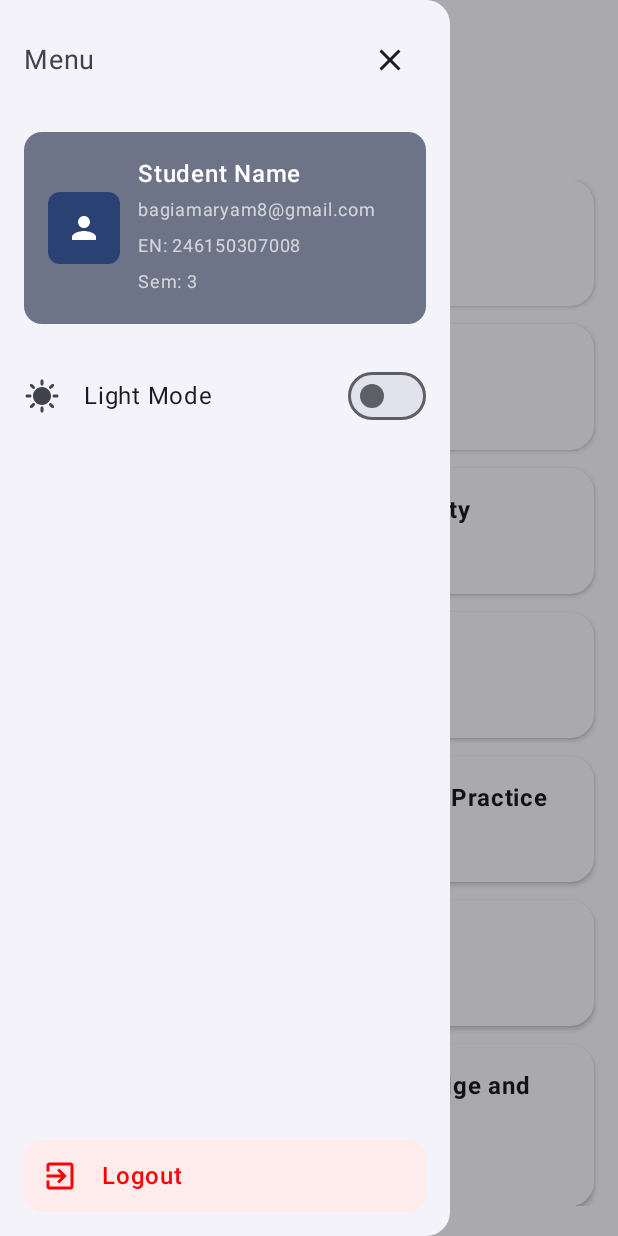
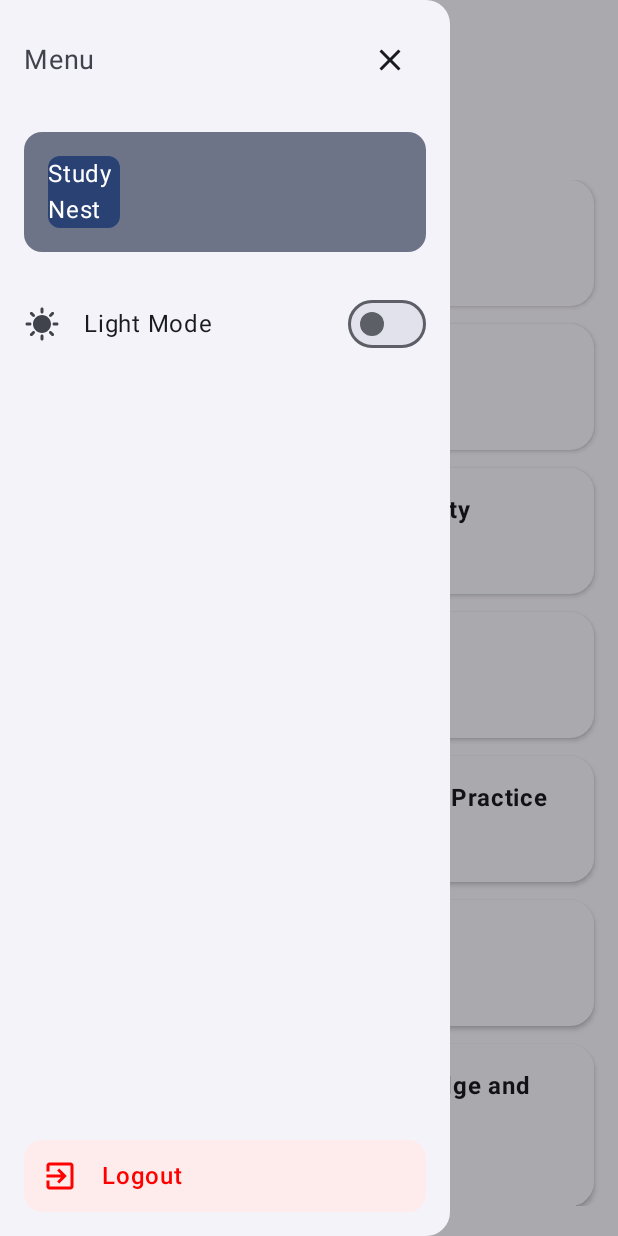
Before and after one commit to Maryam-Bagia/StudyNest, an Android app built with Jetpack Compose: the SignUpScreen screen opened through its navigation route, after a tap on "Menu", on a phone screen of 412 x 824 dp. Run offline under Robolectric (Android 15) with nearby library versions, the phone set to English and light mode, and no system bars; our stand-ins replace Firebase (no records; nobody signed in at launch, a user with empty details on screens opened directly), livedata-compose.

```diff
--- a/app/build.gradle.kts
+++ b/app/build.gradle.kts
@@ -54,6 +54,7 @@ dependencies {
     implementation(libs.androidx.navigation.compose)
     implementation(libs.firebase.auth)
     implementation(libs.androidx.compose.runtime.livedata)
+    implementation(libs.firebase.firestore.ktx)
     testImplementation(libs.junit)
     androidTestImplementation(libs.androidx.junit)
     androidTestImplementation(libs.androidx.espresso.core)
--- a/app/src/main/java/com/example/hackathonproject/ui/auth/SignUpScreen.kt
+++ b/app/src/main/java/com/example/hackathonproject/ui/auth/SignUpScreen.kt
@@ -4,40 +4,16 @@ import android.widget.Toast
 import androidx.compose.foundation.background
 import androidx.compose.foundation.interaction.MutableInteractionSource
 import androidx.compose.foundation.interaction.collectIsHoveredAsState
-import androidx.compose.foundation.layout.Box
-import androidx.compose.foundation.layout.Column
-import androidx.compose.foundation.layout.Row
-import androidx.compose.foundation.layout.Spacer
-import androidx.compose.foundation.layout.fillMaxSize
-import androidx.compose.foundation.layout.fillMaxWidth
-import androidx.compose.foundation.layout.height
-import androidx.compose.foundation.layout.padding
-import androidx.compose.foundation.layout.size
-import androidx.compose.foundation.layout.width
+import androidx.compose.foundation.layout.*
 import androidx.compose.foundation.rememberScrollState
 import androidx.compose.foundation.shape.RoundedCornerShape
-import androidx.compose.foundation.text.ClickableText
 import androidx.compose.foundation.verticalScroll
 import androidx.compose.material.icons.Icons
 import androidx.compose.material.icons.automirrored.filled.ArrowBack
 import androidx.compose.material.icons.filled.AccountCircle
-import androidx.compose.material3.Button
-import androidx.compose.material3.ButtonDefaults
-import androidx.compose.material3.Icon
-import androidx.compose.material3.IconButton
-import androidx.compose.material3.MaterialTheme
-import androidx.compose.material3.OutlinedTextField
-import androidx.compose.material3.Surface
-import androidx.compose.material3.Text
-import androidx.compose.material3.TextButton
-import androidx.compose.material3.TextFieldDefaults
-import androidx.compose.runtime.Composable
-import androidx.compose.runtime.LaunchedEffect
-import androidx.compose.runtime.getValue
+import androidx.compose.material3.*
+import androidx.compose.runtime.*
 import androidx.compose.runtime.livedata.observeAsState
-import androidx.compose.runtime.mutableStateOf
-import androidx.compose.runtime.remember
-import androidx.compose.runtime.setValue
 import androidx.compose.ui.Alignment
 import androidx.compose.ui.Modifier
 import androidx.compose.ui.graphics.Color
@@ -55,11 +31,11 @@ import com.example.hackathonproject.viewmodel.AuthViewModel
 
 
 @Composable
-fun SignUpScreen(modifier: Modifier = Modifier,navController: NavController, authViewModel: AuthViewModel) {
-    var password by remember { mutableStateOf("") }
+fun SignUpScreen(modifier: Modifier = Modifier, navController: NavController, authViewModel: AuthViewModel) {
+    var enrollmentNumber by remember { mutableStateOf("") }
     var fullName by remember { mutableStateOf("") }
     var email by remember { mutableStateOf("") }
-    var semester by remember { mutableStateOf("Semester 2") }
+    var semester by remember { mutableStateOf("Semester 3") }
 
     val interactionSource = remember { MutableInteractionSource() }
     val isHovered by interactionSource.collectIsHoveredAsState()
@@ -69,11 +45,14 @@ fun SignUpScreen(modifier: Modifier = Modifier,navController: NavController, aut
 
     LaunchedEffect(authState.value){
         when(authState.value){
-            is AuthState.Authenticated -> navController.navigate("home")
-            is AuthState.Error -> Toast.makeText(context,(authState.value as AuthState.Error).message,Toast.LENGTH_SHORT)
+            is AuthState.Authenticated -> {
+                navController.navigate("home") {
+                    popUpTo("signup") { inclusive = true }
+                }
+            }
+            is AuthState.Error -> Toast.makeText(context,(authState.value as AuthState.Error).message,Toast.LENGTH_SHORT).show()
             else -> Unit
         }
-
     }
 
     Column(
@@ -140,9 +119,9 @@ fun SignUpScreen(modifier: Modifier = Modifier,navController: NavController, aut
         // Form Fields
         RegistrationInputField(
             label = "Enrollment Number",
-            value = password,
-            onValueChange = { password = it },
-            placeholder = "e.g.  256150307XXX"
+            value = enrollmentNumber,
+            onValueChange = { enrollmentNumber = it },
+            placeholder = "e.g.  246150307XXX"
         )
 
         Spacer(modifier = Modifier.height(16.dp))
@@ -177,7 +156,7 @@ fun SignUpScreen(modifier: Modifier = Modifier,navController: NavController, aut
         // Register Button
         Button(
             onClick = {
-                authViewModel.signup(email,password)
+                authViewModel.signup(email, enrollmentNumber)
             },
             enabled = authState.value != AuthState.Loading,
             modifier = Modifier
@@ -188,12 +167,16 @@ fun SignUpScreen(modifier: Modifier = Modifier,navController: NavController, aut
                 containerColor = Color(0xFF2B5CFA)
             )
         ) {
+            if (authState.value is AuthState.Loading) {
+                CircularProgressIndicator(color = Color.White, modifier = Modifier.size(24.dp))
+            } else {
                 Text(
                     text = "Register",
                     fontSize = 16.sp,
                     fontWeight = FontWeight.SemiBold,
                     color = Color.White
                 )
+            }
         }
 
         Spacer(modifier = Modifier.height(20.dp))
@@ -247,12 +230,12 @@ fun RegistrationInputField(
             placeholder = { Text(placeholder, color = Color.LightGray) },
             modifier = Modifier.fillMaxWidth(),
             shape = RoundedCornerShape(12.dp),
-            colors = TextFieldDefaults.colors(
+            colors = OutlinedTextFieldDefaults.colors(
                 focusedContainerColor = Color.White,
                 unfocusedContainerColor = Color.White,
                 disabledContainerColor = Color.White,
-                focusedIndicatorColor = Color(0xFFE0E0E0),
-                unfocusedIndicatorColor = Color(0xFFE0E0E0)
+                focusedBorderColor = Color(0xFFE0E0E0),
+                unfocusedBorderColor = Color(0xFFE0E0E0)
             )
         )
     }
--- a/app/src/main/java/com/example/hackathonproject/ui/home/HomeScreen.kt
+++ b/app/src/main/java/com/example/hackathonproject/ui/home/HomeScreen.kt
@@ -77,7 +77,7 @@ fun HomeScreen(
                         onCloseClick = { scope.launch { drawerState.close() } },
                         isDarkMode = isDarkMode,
                         onThemeToggle = { isDarkMode = it },
-                        onLogoutClick = { authViewModel.signout() }
+                        onLogoutClick = { authViewModel.signout() },
                     )
                 }
             }
@@ -159,18 +159,13 @@ fun HomeDrawerContent(
                     modifier = Modifier.size(48.dp)
                 ) {
                     Box(contentAlignment = Alignment.Center) {
-                        Icon(Icons.Default.Person, contentDescription = "User", tint = MaterialTheme.colorScheme.onPrimary)
+                        R.drawable.whatsapp_image_2025_12_20_at_8_22_21_pm
+                        Spacer(modifier = Modifier.width(16.dp))
+                        Text("StudyNest")
                     }
                 }
 
                 Spacer(modifier = Modifier.width(12.dp))
-
-                Column {
-                    Text("Student Name", fontWeight = FontWeight.SemiBold, color = MaterialTheme.colorScheme.onSecondaryContainer)
-                    Text("bagiamaryam8@gmail.com", fontSize = 12.sp, color = MaterialTheme.colorScheme.onSecondaryContainer.copy(alpha = 0.7f))
-                    Text("EN: 246150307008", fontSize = 12.sp, color = MaterialTheme.colorScheme.onSecondaryContainer.copy(alpha = 0.7f))
-                    Text("Sem: 3", fontSize = 12.sp, color = MaterialTheme.colorScheme.onSecondaryContainer.copy(alpha = 0.7f))
-                }
             }
         }
 
--- a/app/src/main/java/com/example/hackathonproject/viewmodel/AuthViewModel.kt
+++ b/app/src/main/java/com/example/hackathonproject/viewmodel/AuthViewModel.kt
@@ -32,11 +32,11 @@ class AuthViewModel : ViewModel(){
         _authState.value = AuthState.Loading
         auth.signInWithEmailAndPassword(email,password)
             .addOnCompleteListener{task->
-               if(task.isSuccessful){
+                if(task.isSuccessful){
                     _authState.value = AuthState.Authenticated
-               }else{
+                }else{
                     _authState.value = AuthState.Error(task.exception?.message?:"Something went wrong! Please try again later.")
-               }
+                }
             }
     }
 
--- /dev/null
+++ b/app/src/main/res/drawable/baseline_assignment_24.xml
@@ -0,0 +1,5 @@
+<vector xmlns:android="http://schemas.android.com/apk/res/android" android:autoMirrored="true" android:height="24dp" android:tint="#FFFFFF" android:viewportHeight="24" android:viewportWidth="24" android:width="24dp">
+
+    <path android:fillColor="@android:color/white" android:pathData="M19,3h-4.18C14.4,1.84 13.3,1 12,1c-1.3,0 -2.4,0.84 -2.82,2L5,3c-1.1,0 -2,0.9 -2,2v14c0,1.1 0.9,2 2,2h14c1.1,0 2,-0.9 2,-2L21,5c0,-1.1 -0.9,-2 -2,-2zM12,3c0.55,0 1,0.45 1,1s-0.45,1 -1,1 -1,-0.45 -1,-1 0.45,-1 1,-1zM14,17L7,17v-2h7v2zM17,13L7,13v-2h10v2zM17,9L7,9L7,7h10v2z"/>
+
+</vector>
--- /dev/null
+++ b/app/src/main/res/drawable/outline_book_ribbon_24.xml
@@ -0,0 +1,5 @@
+<vector xmlns:android="http://schemas.android.com/apk/res/android" android:height="24dp" android:tint="#FFFFFF" android:viewportHeight="960" android:viewportWidth="960" android:width="24dp">
+
+    <path android:fillColor="@android:color/white" android:pathData="M440,682L440,288Q399,264 353,252Q307,240 260,240Q224,240 188.5,247Q153,254 120,268Q120,268 120,268Q120,268 120,268L120,664Q120,664 120,664Q120,664 120,664Q155,652 189.5,646Q224,640 260,640Q307,640 351.5,650.5Q396,661 440,682ZM480,800Q432,762 376,741Q320,720 260,720Q218,720 177.5,731Q137,742 100,762Q79,773 59.5,761Q40,749 40,726L40,244Q40,233 45.5,223Q51,213 62,208Q108,184 158,172Q208,160 260,160Q334,160 386,177Q438,194 498,229Q509,235 514.5,243Q520,251 520,264L520,682Q564,661 608.5,650.5Q653,640 700,640Q736,640 770.5,646Q805,652 840,664Q840,664 840,664Q840,664 840,664L840,183Q855,188 869.5,194Q884,200 898,208Q909,213 914.5,223Q920,233 920,244L920,726Q920,749 900.5,761Q881,773 860,762Q823,742 782.5,731Q742,720 700,720Q640,720 584,741Q528,762 480,800ZM620,560L620,120L740,80L740,520L620,560ZM280,461Q280,461 280,461Q280,461 280,461Q280,461 280,461Q280,461 280,461Q280,461 280,461Q280,461 280,461L280,461Q280,461 280,461Q280,461 280,461Q280,461 280,461Q280,461 280,461Q280,461 280,461Q280,461 280,461Z"/>
+
+</vector>
--- /dev/null
+++ b/app/src/main/res/drawable/outline_folder_copy_24.xml
@@ -0,0 +1,5 @@
+<vector xmlns:android="http://schemas.android.com/apk/res/android" android:height="24dp" android:tint="#FFFFFF" android:viewportHeight="960" android:viewportWidth="960" android:width="24dp">
+
+    <path android:fillColor="@android:color/white" android:pathData="M120,840Q87,840 63.5,816.5Q40,793 40,760L40,240L120,240L120,760Q120,760 120,760Q120,760 120,760L800,760L800,840L120,840ZM280,680Q247,680 223.5,656.5Q200,633 200,600L200,160Q200,127 223.5,103.5Q247,80 280,80L480,80L560,160L840,160Q873,160 896.5,183.5Q920,207 920,240L920,600Q920,633 896.5,656.5Q873,680 840,680L280,680ZM280,600L840,600Q840,600 840,600Q840,600 840,600L840,240Q840,240 840,240Q840,240 840,240L527,240L447,160L280,160Q280,160 280,160Q280,160 280,160L280,600Q280,600 280,600Q280,600 280,600ZM280,600Q280,600 280,600Q280,600 280,600L280,160Q280,160 280,160Q280,160 280,160L280,160L280,240L280,240Q280,240 280,240Q280,240 280,240L280,600Q280,600 280,600Q280,600 280,600Z"/>
+
+</vector>
--- /dev/null
+++ b/app/src/main/res/drawable/outline_question_mark_24.xml
@@ -0,0 +1,5 @@
+<vector xmlns:android="http://schemas.android.com/apk/res/android" android:height="24dp" android:tint="#FFFFFF" android:viewportHeight="960" android:viewportWidth="960" android:width="24dp">
+
+    <path android:fillColor="@android:color/white" android:pathData="M424,640Q424,559 438.5,523.5Q453,488 500,446Q541,410 562.5,383.5Q584,357 584,323Q584,282 556.5,255Q529,228 480,228Q429,228 402.5,259Q376,290 365,322L262,278Q283,214 339,167Q395,120 480,120Q585,120 641.5,178.5Q698,237 698,319Q698,369 676.5,404.5Q655,440 609,485Q560,532 549.5,556.5Q539,581 539,640L424,640ZM480,880Q447,880 423.5,856.5Q400,833 400,800Q400,767 423.5,743.5Q447,720 480,720Q513,720 536.5,743.5Q560,767 560,800Q560,833 536.5,856.5Q513,880 480,880Z"/>
+
+</vector>
--- /dev/null
+++ b/app/src/main/res/drawable/outline_two_pager_24.xml
@@ -0,0 +1,5 @@
+<vector xmlns:android="http://schemas.android.com/apk/res/android" android:height="24dp" android:tint="#FFFFFF" android:viewportHeight="960" android:viewportWidth="960" android:width="24dp">
+
+    <path android:fillColor="@android:color/white" android:pathData="M160,800Q127,800 103.5,776.5Q80,753 80,720L80,240Q80,207 103.5,183.5Q127,160 160,160L800,160Q833,160 856.5,183.5Q880,207 880,240L880,720Q880,753 856.5,776.5Q833,800 800,800L160,800ZM160,720L440,720L440,240L160,240Q160,240 160,240Q160,240 160,240L160,720Q160,720 160,720Q160,720 160,720ZM520,720L800,720Q800,720 800,720Q800,720 800,720L800,240Q800,240 800,240Q800,240 800,240L520,240L520,720ZM200,640L400,640L400,560L200,560L200,640ZM200,520L400,520L400,440L200,440L200,520ZM200,400L400,400L400,320L200,320L200,400ZM560,640L760,640L760,560L560,560L560,640ZM560,520L760,520L760,440L560,440L560,520ZM560,400L760,400L760,320L560,320L560,400ZM440,720Q440,720 440,720Q440,720 440,720L440,240Q440,240 440,240Q440,240 440,240L440,240L440,720Z"/>
+
+</vector>
--- /dev/null
+++ b/app/src/main/res/drawable/outline_videocam_24.xml
@@ -0,0 +1,5 @@
+<vector xmlns:android="http://schemas.android.com/apk/res/android" android:height="24dp" android:tint="#FFFFFF" android:viewportHeight="960" android:viewportWidth="960" android:width="24dp">
+
+    <path android:fillColor="@android:color/white" android:pathData="M160,800Q127,800 103.5,776.5Q80,753 80,720L80,240Q80,207 103.5,183.5Q127,160 160,160L640,160Q673,160 696.5,183.5Q720,207 720,240L720,420L880,260L880,700L720,540L720,720Q720,753 696.5,776.5Q673,800 640,800L160,800ZM160,720L640,720Q640,720 640,720Q640,720 640,720L640,240Q640,240 640,240Q640,240 640,240L160,240Q160,240 160,240Q160,240 160,240L160,720Q160,720 160,720Q160,720 160,720ZM160,720Q160,720 160,720Q160,720 160,720L160,240Q160,240 160,240Q160,240 160,240L160,240Q160,240 160,240Q160,240 160,240L160,720Q160,720 160,720Q160,720 160,720Z"/>
+
+</vector>
--- a/gradle/libs.versions.toml
+++ b/gradle/libs.versions.toml
@@ -12,6 +12,7 @@ navigationCompose = "2.9.6"
 googleGmsGoogleServices = "4.4.4"
 firebaseAuth = "24.0.1"
 runtimeLivedata = "1.10.0"
+firebaseFirestoreKtx = "26.0.2"
 
 [libraries]
 androidx-core-ktx = { group = "androidx.core", name = "core-ktx", version.ref = "coreKtx" }
@@ -31,6 +32,7 @@ androidx-compose-material3 = { group = "androidx.compose.material3", name = "mat
 androidx-navigation-compose = { group = "androidx.navigation", name = "navigation-compose", version.ref = "navigationCompose" }
 firebase-auth = { group = "com.google.firebase", name = "firebase-auth", version.ref = "firebaseAuth" }
 androidx-compose-runtime-livedata = { group = "androidx.compose.runtime", name = "runtime-livedata", version.ref = "runtimeLivedata" }
+firebase-firestore-ktx = { group = "com.google.firebase", name = "firebase-firestore-ktx", version.ref = "firebaseFirestoreKtx" }
 
 [plugins]
 android-application = { id = "com.android.application", version.ref = "agp" }
```
Also changed, not shown: app/src/main/java/com/example/hackathonproject/ui/subject/SubjectHomeScreen.kt (+38 -49 lines), app/src/main/res/drawable/whatsapp_image_2025_12_20_at_8_22_21_pm.jpeg (added). Lines whose indentation alone changed are shown as unchanged.
